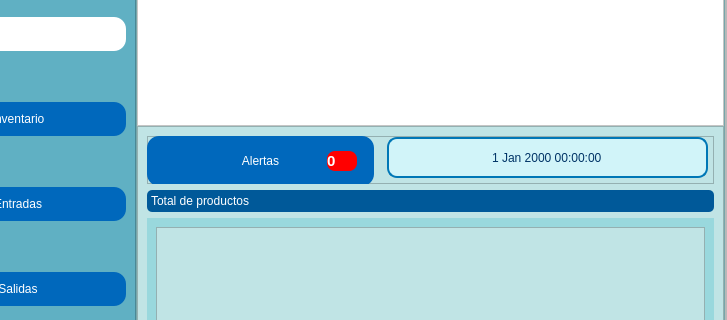
The window that ui/ventana_principal.ui (https-Contreras/Inventario-Pyme) describes before a commit, drawn with Qt 5; both pictures show x 102 to 829 and y 112 to 432 of the 829 by 648 pixel window.
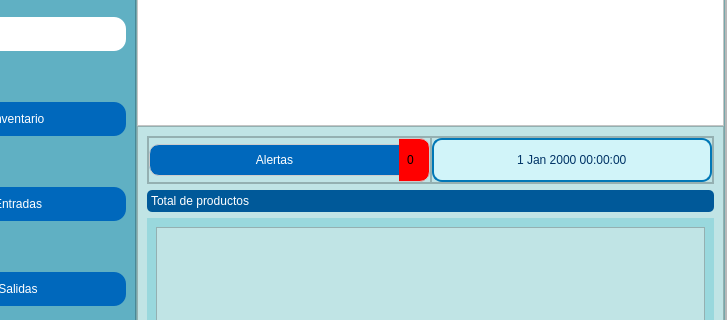
The same window after the commit. Icons and pictures are not drawn.

Commit message: ultimo cambio ventana principal

What changed in the file:
```diff
--- a/ui/ventana_principal.ui
+++ b/ui/ventana_principal.ui
@@ -582,9 +582,11 @@
 QPushButton{
 	background-color: #0068BC;       
     color: #FFFFFF;                    /* Texto blanco */
-    border: none;                    /* Sin borde de línea */
-    border-radius: 12px;             /* Bordes redondeados */
-    padding: 10px 20px;              /* Relleno interno */
+    border: 1px solid #ccc;
+    border-top-left-radius: 10px;
+    border-bottom-left-radius: 10px;
+    border-right: none; /* Elimina borde derecho para unión */
+    padding: 8px;              /* Relleno interno */
     font: bold 12pt &quot;Arial&quot;; 
 }
 QPushButton#btn_resumen{
@@ -603,15 +605,48 @@
                  <property name="frameShadow">
                   <enum>QFrame::Raised</enum>
                  </property>
+                 <layout class="QHBoxLayout" name="horizontalLayout_4" stretch="7,7">
+                  <property name="spacing">
+                   <number>0</number>
+                  </property>
+                  <property name="leftMargin">
+                   <number>0</number>
+                  </property>
+                  <property name="topMargin">
+                   <number>0</number>
+                  </property>
+                  <property name="rightMargin">
+                   <number>0</number>
+                  </property>
+                  <property name="bottomMargin">
+                   <number>0</number>
+                  </property>
+                  <item>
+                   <widget class="QFrame" name="frame_alertas">
+                    <property name="frameShape">
+                     <enum>QFrame::StyledPanel</enum>
+                    </property>
+                    <property name="frameShadow">
+                     <enum>QFrame::Raised</enum>
+                    </property>
+                    <layout class="QHBoxLayout" name="horizontalLayout_5" stretch="8,1">
+                     <property name="spacing">
+                      <number>0</number>
+                     </property>
+                     <property name="leftMargin">
+                      <number>0</number>
+                     </property>
+                     <property name="topMargin">
+                      <number>0</number>
+                     </property>
+                     <property name="rightMargin">
+                      <number>0</number>
+                     </property>
+                     <property name="bottomMargin">
+                      <number>0</number>
+                     </property>
+                     <item>
                  <widget class="QPushButton" name="btn_alertas">
-                  <property name="geometry">
-                   <rect>
-                    <x>0</x>
-                    <y>0</y>
-                    <width>227</width>
-                    <height>50</height>
-                   </rect>
-                  </property>
                   <property name="text">
                    <string>Alertas</string>
                   </property>
@@ -626,39 +661,60 @@
                    </size>
                   </property>
                  </widget>
+                     </item>
+                     <item>
                  <widget class="QLabel" name="label_notificaciones">
                   <property name="enabled">
                    <bool>false</bool>
                   </property>
-                  <property name="geometry">
-                   <rect>
-                    <x>180</x>
-                    <y>15</y>
-                    <width>30</width>
-                    <height>20</height>
-                   </rect>
-                  </property>
                   <property name="styleSheet">
-                   <string notr="true">background-color: red;
-color: white;
-border-radius: 8px;
-min-width: 16px;
-min-height: 16px;
-font: bold 15px;
-qproperty-alignment: AlignCenter;</string>
+                        <string notr="true">QLabel {
+    background-color: red;
+    border: 1px solid #ccc;
+    border-top-right-radius: 10px;
+    border-bottom-right-radius: 10px;
+    border-left: none; /* Elimina borde izquierdo para unión */
+    padding: 5px;
+	color: black;
+	font: bold 12pt &quot;Arial&quot;; 
+}</string>
                   </property>
                   <property name="text">
                    <string>0</string>
                   </property>
                  </widget>
-                 <widget class="QDateTimeEdit" name="dateTimeEdit">
-                  <property name="geometry">
-                   <rect>
-                    <x>240</x>
-                    <y>1</y>
-                    <width>321</width>
-                    <height>41</height>
-                   </rect>
+                     </item>
+                    </layout>
+                   </widget>
+                  </item>
+                  <item>
+                   <widget class="QFrame" name="frame_fecha">
+                    <property name="frameShape">
+                     <enum>QFrame::StyledPanel</enum>
+                    </property>
+                    <property name="frameShadow">
+                     <enum>QFrame::Raised</enum>
+                    </property>
+                    <layout class="QVBoxLayout" name="verticalLayout_10" stretch="0">
+                     <property name="spacing">
+                      <number>0</number>
+                     </property>
+                     <property name="leftMargin">
+                      <number>0</number>
+                     </property>
+                     <property name="topMargin">
+                      <number>0</number>
+                     </property>
+                     <property name="rightMargin">
+                      <number>0</number>
+                     </property>
+                     <property name="bottomMargin">
+                      <number>0</number>
+                     </property>
+                     <item>
+                      <widget class="QDateTimeEdit" name="dateTimeEdit_tiempo">
+                       <property name="enabled">
+                        <bool>false</bool>
                   </property>
                   <property name="styleSheet">
                    <string notr="true">QDateTimeEdit {
@@ -667,7 +723,8 @@
     border: 2px solid #0077b6;       /* Borde azul */
     border-radius: 10px;
     padding: 5px 8px;
-    font: bold 12px &quot;Segoe UI&quot;;
+    font: bold 16px &quot;Segoe UI&quot;;
+	height: 30px;
 }
 
 QDateTimeEdit::up-button, QDateTimeEdit::down-button {
@@ -694,6 +751,11 @@
                    <set>Qt::AlignCenter</set>
                   </property>
                  </widget>
+                     </item>
+                    </layout>
+                   </widget>
+                  </item>
+                 </layout>
                 </widget>
                </item>
                <item>
```
Left out of the diff: 8 changed lines with no effect on the pictures. Lines whose indentation alone changed are shown as unchanged. The commit also changes 1 other file.
